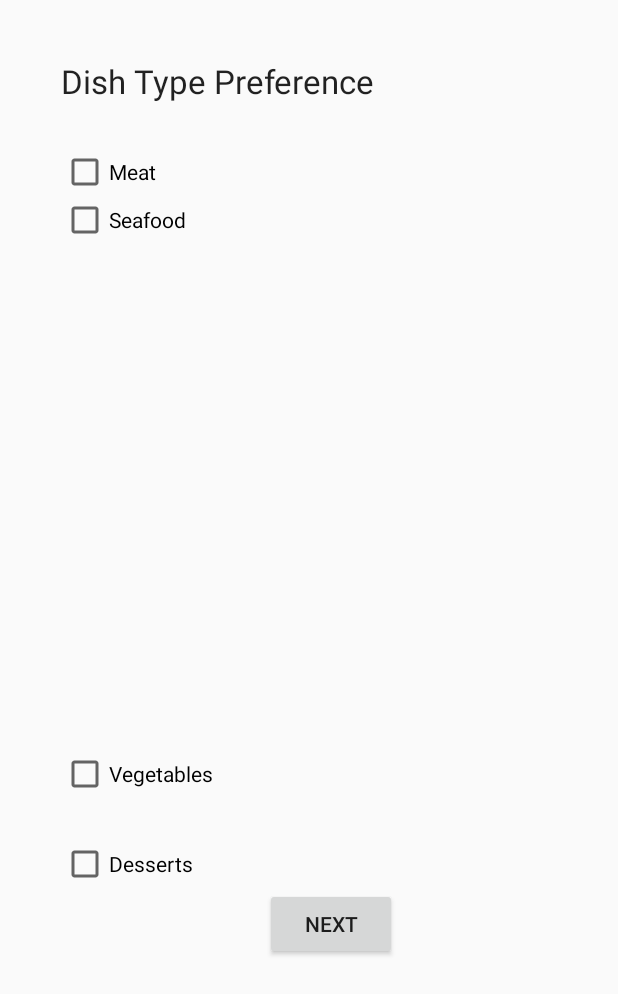
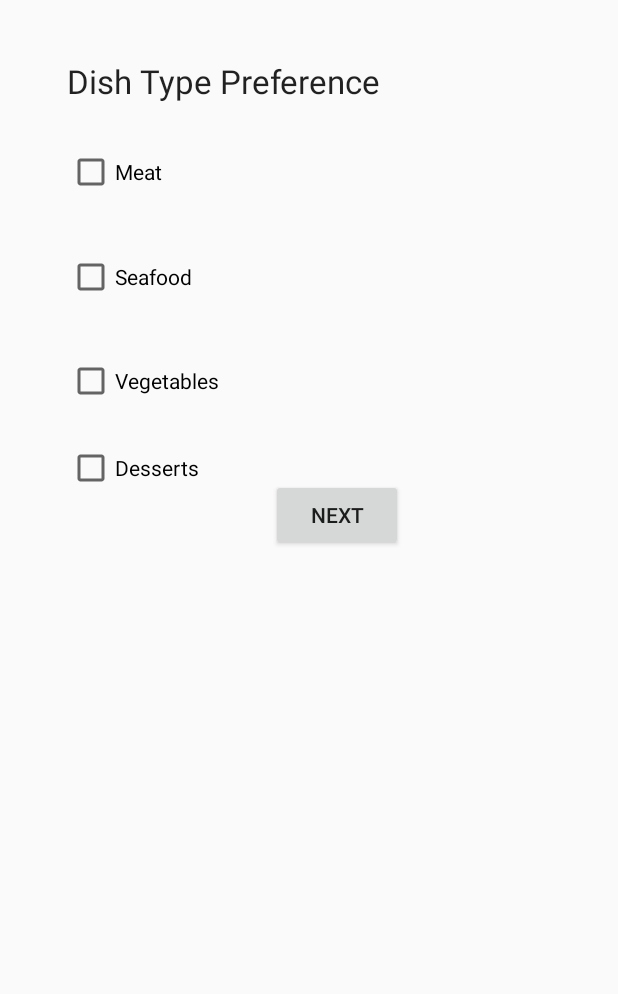
Before and after one commit to fongwz/Orbital-project, an Android app: the Settings3 screen opened directly, with no data from a screen before it, on a phone screen of 412 x 824 dp. Shown: the top 994 px of the screen. Run offline under Robolectric (Android 15) with nearby library versions, the phone set to English and light mode, and no system bars.

Commit message:
update preference button added

```diff
--- a/forked/forkedMain/app/src/main/AndroidManifest.xml
+++ b/forked/forkedMain/app/src/main/AndroidManifest.xml
@@ -3,6 +3,7 @@
     package="com.example.weizheng.forkedmain">
 
     <uses-permission android:name="android.permission.WRITE_EXTERNAL_STORAGE"/>
+    <uses-permission android:name="android.permission.INTERNET"/>
 
     <application
         android:allowBackup="true"
--- a/forked/forkedMain/app/src/main/res/layout/activity_settings3.xml
+++ b/forked/forkedMain/app/src/main/res/layout/activity_settings3.xml
@@ -37,6 +37,7 @@
         android:text="Seafood"
         tools:layout_editor_absoluteX="40dp"
         tools:layout_editor_absoluteY="213dp"
+        android:layout_marginTop="38dp"
         android:layout_below="@+id/checkboxMeat"
         android:layout_alignStart="@+id/checkboxMeat" />
 
@@ -47,17 +48,18 @@
         android:text="Vegetables"
         tools:layout_editor_absoluteX="40dp"
         tools:layout_editor_absoluteY="284dp"
-        android:layout_marginBottom="60dp"
-        android:layout_above="@+id/dishButton"
+        android:layout_marginTop="37dp"
+        android:layout_below="@+id/checkBoxFish"
         android:layout_alignStart="@+id/checkBoxFish" />
 
     <CheckBox
         android:id="@+id/checkBoxDessert"
         android:layout_width="wrap_content"
         android:layout_height="wrap_content"
-        android:layout_above="@+id/dishButton"
+        android:text="Desserts"
+        android:layout_alignTop="@+id/checkBoxVeg"
         android:layout_alignStart="@+id/checkBoxVeg"
-        android:text="Desserts" />
+        android:layout_marginTop="58dp" />
 
     <Button
         android:id="@+id/dishButton"
@@ -65,9 +67,9 @@
         android:layout_height="wrap_content"
         android:text="Next"
         android.onClick="onDishClick"
-        android:layout_marginBottom="184dp"
-        android:layout_alignParentBottom="true"
-        android:layout_alignParentEnd="true"
-        android:layout_marginEnd="147dp" />
+        android:layout_marginEnd="143dp"
+        android:layout_marginTop="49dp"
+        android:layout_below="@+id/checkBoxVeg"
+        android:layout_alignParentEnd="true" />
 
 </RelativeLayout>
--- a/forked/forkedMain/app/src/main/res/layout/activity_user_upload.xml
+++ b/forked/forkedMain/app/src/main/res/layout/activity_user_upload.xml
@@ -101,7 +101,7 @@
                     android:layout_width="wrap_content"
                     android:layout_height="wrap_content"
                     android:layout_marginTop="10dp"
-                    android:text="Recipe:"
+                    android:text="Instructions:"
                     android:textAppearance="@android:style/TextAppearance.Medium" />
 
                 <TextView
```
Also changed, not shown: forked/forkedMain/app/src/main/java/com/example/weizheng/forkedmain/LoggedInPage.java (+7 -0 lines), forked/forkedMain/app/src/main/res/layout/activity_logged_in_page.xml (+10 -0 lines).
